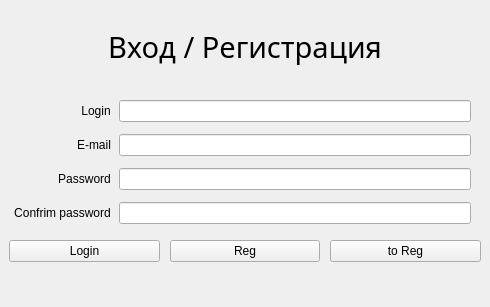
Qt form client/authregwindow.ui (New-Ds/Easy-Week) before a commit.
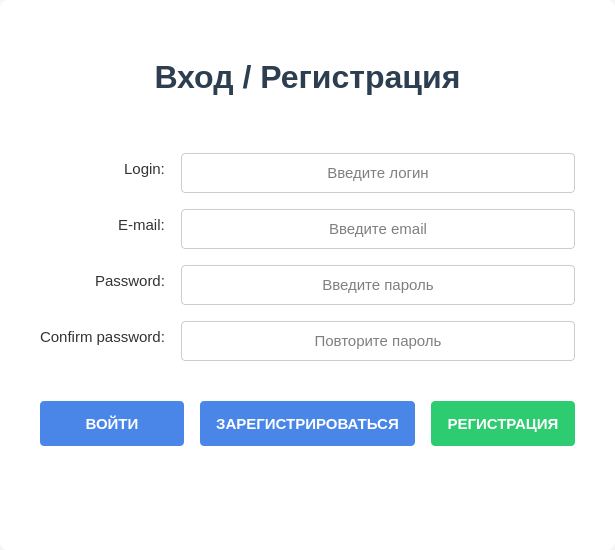
The same form after that commit.

The edit to the form file:
```diff
--- a/client/authregwindow.ui
+++ b/client/authregwindow.ui
@@ -6,17 +6,87 @@
    <rect>
     <x>0</x>
     <y>0</y>
-    <width>490</width>
-    <height>307</height>
+    <width>615</width>
+    <height>550</height>
    </rect>
   </property>
   <property name="windowTitle">
-   <string>AuthRegWindow</string>
+   <string>Easy Week - Вход</string>
+  </property>
+  <property name="styleSheet">
+   <string notr="true">QMainWindow {
+    background-color: #f5f5f5;
+}
+
+QLabel {
+    color: #333333;
+}
+
+QPushButton {
+    background-color: #4a86e8;
+    color: white;
+    border: none;
+    padding: 8px 16px;
+    border-radius: 4px;
+    font-weight: bold;
+}
+
+QPushButton:hover {
+    background-color: #3a76d8;
+}
+
+QPushButton:pressed {
+    background-color: #2a66c8;
+}
+
+QLineEdit {
+    border: 1px solid #cccccc;
+    border-radius: 4px;
+    padding: 8px;
+    background-color: white;
+}
+
+QLineEdit:focus {
+    border: 1px solid #4a86e8;
+}
+
+#title {
+    color: #2c3e50;
+    font-weight: bold;
+}
+
+#centralwidget {
+    background-color: white;
+    border-radius: 8px;
+}
+
+#reportMessage {
+    color: #e74c3c;
+    font-style: italic;
+}</string>
   </property>
   <widget class="QWidget" name="centralwidget">
-   <layout class="QHBoxLayout" name="horizontalLayout_2">
+   <layout class="QVBoxLayout" name="horizontalLayout_2">
+    <property name="spacing">
+     <number>20</number>
+    </property>
+    <property name="leftMargin">
+     <number>40</number>
+    </property>
+    <property name="topMargin">
+     <number>40</number>
+    </property>
+    <property name="rightMargin">
+     <number>40</number>
+    </property>
+    <property name="bottomMargin">
+     <number>40</number>
+    </property>
     <item>
      <layout class="QVBoxLayout" name="verticalLayout">
+      <property name="spacing">
+       <number>24</number>
+      </property>
       <item>
        <widget class="QLabel" name="title">
         <property name="enabled">
@@ -24,8 +94,9 @@
         </property>
         <property name="font">
          <font>
-          <family>Papyrus</family>
-          <pointsize>22</pointsize>
+          <family>Segoe UI</family>
+          <pointsize>24</pointsize>
+          <bold>true</bold>
          </font>
         </property>
         <property name="layoutDirection">
@@ -54,27 +125,32 @@
          <set>Qt::AlignmentFlag::AlignJustify|Qt::AlignmentFlag::AlignTop</set>
         </property>
         <property name="horizontalSpacing">
-         <number>8</number>
+         <number>16</number>
         </property>
         <property name="verticalSpacing">
-         <number>12</number>
+         <number>16</number>
         </property>
         <property name="leftMargin">
-         <number>5</number>
+         <number>0</number>
         </property>
         <property name="topMargin">
-         <number>10</number>
+         <number>16</number>
         </property>
         <property name="rightMargin">
-         <number>10</number>
+         <number>0</number>
         </property>
         <property name="bottomMargin">
-         <number>10</number>
+         <number>16</number>
         </property>
         <item row="1" column="0">
          <widget class="QLabel" name="loginLabel">
+          <property name="font">
+           <font>
+            <pointsize>11</pointsize>
+           </font>
+          </property>
           <property name="text">
-           <string>Login</string>
+           <string>Login:</string>
           </property>
           <property name="textFormat">
            <enum>Qt::TextFormat::AutoText</enum>
@@ -86,15 +162,37 @@
         </item>
         <item row="1" column="1">
          <widget class="QLineEdit" name="loginLine">
+          <property name="minimumSize">
+           <size>
+            <width>0</width>
+            <height>40</height>
+           </size>
+          </property>
+          <property name="font">
+           <font>
+            <pointsize>11</pointsize>
+           </font>
+          </property>
+          <property name="styleSheet">
+           <string notr="true">color: black;</string>
+          </property>
           <property name="alignment">
            <set>Qt::AlignmentFlag::AlignCenter</set>
           </property>
+          <property name="placeholderText">
+           <string>Введите логин</string>
+          </property>
          </widget>
         </item>
         <item row="2" column="0">
          <widget class="QLabel" name="emailLabel">
+          <property name="font">
+           <font>
+            <pointsize>11</pointsize>
+           </font>
+          </property>
           <property name="text">
-           <string>E-mail</string>
+           <string>E-mail:</string>
           </property>
           <property name="textFormat">
            <enum>Qt::TextFormat::AutoText</enum>
@@ -106,18 +204,40 @@
         </item>
         <item row="2" column="1">
          <widget class="QLineEdit" name="emailLine">
+          <property name="minimumSize">
+           <size>
+            <width>0</width>
+            <height>40</height>
+           </size>
+          </property>
+          <property name="font">
+           <font>
+            <pointsize>11</pointsize>
+           </font>
+          </property>
+          <property name="styleSheet">
+           <string notr="true">color: black;</string>
+          </property>
           <property name="locale">
            <locale language="English" country="UnitedStates"/>
           </property>
           <property name="alignment">
            <set>Qt::AlignmentFlag::AlignCenter</set>
           </property>
+          <property name="placeholderText">
+           <string>Введите email</string>
+          </property>
          </widget>
         </item>
         <item row="3" column="0">
          <widget class="QLabel" name="passwordLabel">
+          <property name="font">
+           <font>
+            <pointsize>11</pointsize>
+           </font>
+          </property>
           <property name="text">
-           <string>Password</string>
+           <string>Password:</string>
           </property>
           <property name="textFormat">
            <enum>Qt::TextFormat::AutoText</enum>
@@ -129,15 +249,40 @@
         </item>
         <item row="3" column="1">
          <widget class="QLineEdit" name="passwordLine">
+          <property name="minimumSize">
+           <size>
+            <width>0</width>
+            <height>40</height>
+           </size>
+          </property>
+          <property name="font">
+           <font>
+            <pointsize>11</pointsize>
+           </font>
+          </property>
+          <property name="styleSheet">
+           <string notr="true">color: black;</string>
+          </property>
+          <property name="echoMode">
+           <enum>QLineEdit::EchoMode::Password</enum>
+          </property>
           <property name="alignment">
            <set>Qt::AlignmentFlag::AlignCenter</set>
           </property>
+          <property name="placeholderText">
+           <string>Введите пароль</string>
+          </property>
          </widget>
         </item>
         <item row="4" column="0">
          <widget class="QLabel" name="confirmPasswordLabel">
+          <property name="font">
+           <font>
+            <pointsize>11</pointsize>
+           </font>
+          </property>
           <property name="text">
-           <string>Confrim password</string>
+           <string>Confirm password:</string>
           </property>
           <property name="textFormat">
            <enum>Qt::TextFormat::AutoText</enum>
@@ -149,9 +294,29 @@
         </item>
         <item row="4" column="1">
          <widget class="QLineEdit" name="confirmPasswordLine">
+          <property name="minimumSize">
+           <size>
+            <width>0</width>
+            <height>40</height>
+           </size>
+          </property>
+          <property name="font">
+           <font>
+            <pointsize>11</pointsize>
+           </font>
+          </property>
+          <property name="styleSheet">
+           <string notr="true">color: black;</string>
+          </property>
+          <property name="echoMode">
+           <enum>QLineEdit::EchoMode::Password</enum>
+          </property>
           <property name="alignment">
            <set>Qt::AlignmentFlag::AlignCenter</set>
           </property>
+          <property name="placeholderText">
+           <string>Повторите пароль</string>
+          </property>
          </widget>
         </item>
        </layout>
@@ -159,13 +324,19 @@
       <item>
        <layout class="QHBoxLayout" name="horizontalLayout">
         <property name="spacing">
-         <number>10</number>
+         <number>16</number>
         </property>
         <item>
          <widget class="QPushButton" name="loginButton">
           <property name="enabled">
            <bool>true</bool>
           </property>
+          <property name="minimumSize">
+           <size>
+            <width>0</width>
+            <height>45</height>
+           </size>
+          </property>
           <property name="maximumSize">
            <size>
             <width>16777215</width>
@@ -178,8 +349,14 @@
             <height>0</height>
            </size>
           </property>
+          <property name="font">
+           <font>
+            <pointsize>11</pointsize>
+            <bold>true</bold>
+           </font>
+          </property>
           <property name="text">
-           <string>Login</string>
+           <string>ВОЙТИ</string>
           </property>
           <property name="checkable">
            <bool>false</bool>
@@ -194,8 +371,20 @@
           <property name="enabled">
            <bool>true</bool>
           </property>
+          <property name="minimumSize">
+           <size>
+            <width>0</width>
+            <height>45</height>
+           </size>
+          </property>
+          <property name="font">
+           <font>
+            <pointsize>11</pointsize>
+            <bold>true</bold>
+           </font>
+          </property>
           <property name="text">
-           <string>Reg</string>
+           <string>ЗАРЕГИСТРИРОВАТЬСЯ</string>
           </property>
           <property name="checkable">
            <bool>false</bool>
@@ -210,8 +399,23 @@
           <property name="enabled">
            <bool>true</bool>
           </property>
+          <property name="minimumSize">
+           <size>
+            <width>0</width>
+            <height>45</height>
+           </size>
+          </property>
+          <property name="font">
+           <font>
+            <pointsize>11</pointsize>
+            <bold>true</bold>
+           </font>
+          </property>
+          <property name="styleSheet">
+           <string notr="true">background-color: #2ecc71;</string>
+          </property>
           <property name="text">
-           <string>to Reg</string>
+           <string>РЕГИСТРАЦИЯ</string>
           </property>
           <property name="checkable">
            <bool>false</bool>
@@ -231,12 +435,24 @@
           <verstretch>0</verstretch>
          </sizepolicy>
         </property>
+        <property name="minimumSize">
+         <size>
+          <width>0</width>
+          <height>40</height>
+         </size>
+        </property>
         <property name="maximumSize">
          <size>
           <width>16777215</width>
-          <height>30</height>
+          <height>40</height>
          </size>
         </property>
+        <property name="font">
+         <font>
+          <pointsize>11</pointsize>
+          <italic>true</italic>
+         </font>
+        </property>
         <property name="text">
          <string/>
         </property>
```
